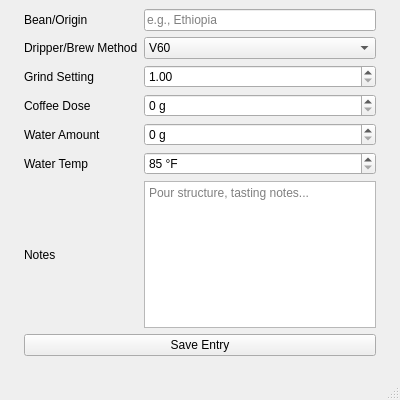
This is gui.ui in nic-robbins/PythonProject as Qt 5 draws it before an edit. The edited form follows.
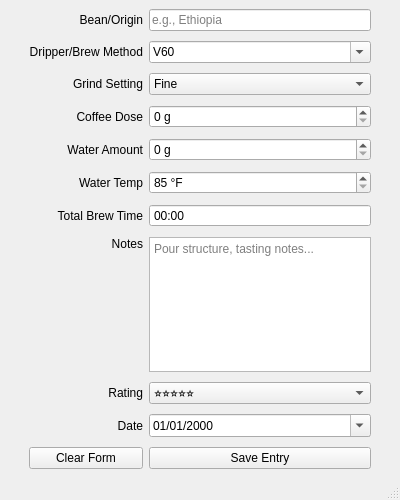
This is the edited form.

```diff
--- a/gui.ui
+++ b/gui.ui
@@ -7,7 +7,7 @@
     <x>0</x>
     <y>0</y>
     <width>400</width>
-    <height>400</height>
+    <height>500</height>
    </rect>
   </property>
   <property name="minimumSize">
@@ -19,36 +19,49 @@
   <property name="maximumSize">
    <size>
     <width>400</width>
-    <height>400</height>
+    <height>500</height>
    </size>
   </property>
   <property name="windowTitle">
    <string>Brew Tracker</string>
   </property>
+  <property name="styleSheet">
+   <string notr="true"/>
+  </property>
+  <property name="tabShape">
+   <enum>QTabWidget::Rounded</enum>
+  </property>
+  <property name="unifiedTitleAndToolBarOnMac">
+   <bool>false</bool>
+  </property>
   <widget class="QWidget" name="centralwidget">
    <layout class="QGridLayout" name="gridLayout_2">
+    <item row="0" column="0">
+     <layout class="QGridLayout" name="gridLayout">
+      <property name="leftMargin">
+       <number>20</number>
+      </property>
+      <property name="rightMargin">
+       <number>20</number>
+      </property>
+      <property name="verticalSpacing">
+       <number>10</number>
+      </property>
     <item row="3" column="0">
-     <spacer name="horizontalSpacer_2">
-      <property name="orientation">
-       <enum>Qt::Horizontal</enum>
-      </property>
-      <property name="sizeHint" stdset="0">
-       <size>
-        <width>40</width>
-        <height>20</height>
-       </size>
-      </property>
-     </spacer>
-    </item>
-    <item row="6" column="1">
-     <widget class="QLabel" name="brewNotesLabel">
+       <widget class="QLabel" name="coffeeDoseLabel">
       <property name="text">
-       <string>Notes</string>
+         <string>Coffee Dose</string>
+        </property>
+        <property name="alignment">
+         <set>Qt::AlignRight|Qt::AlignTrailing|Qt::AlignVCenter</set>
       </property>
      </widget>
     </item>
-    <item row="3" column="2">
+      <item row="3" column="1">
      <widget class="QSpinBox" name="coffeeDoseInput">
+        <property name="buttonSymbols">
+         <enum>QAbstractSpinBox::UpDownArrows</enum>
+        </property>
       <property name="suffix">
        <string> g</string>
       </property>
@@ -57,55 +70,11 @@
       </property>
      </widget>
     </item>
-    <item row="6" column="2">
-     <widget class="QTextEdit" name="brewNotesInput">
-      <property name="maximumSize">
-       <size>
-        <width>500</width>
-        <height>175</height>
-       </size>
-      </property>
-      <property name="placeholderText">
-       <string>Pour structure, tasting notes...</string>
-      </property>
-     </widget>
-    </item>
-    <item row="4" column="2">
-     <widget class="QSpinBox" name="totalWaterInput">
-      <property name="suffix">
-       <string> g</string>
-      </property>
-      <property name="maximum">
-       <number>1000</number>
-      </property>
-     </widget>
-    </item>
-    <item row="5" column="1">
-     <widget class="QLabel" name="waterTempLabel">
-      <property name="text">
-       <string>Water Temp</string>
-      </property>
-     </widget>
-    </item>
-    <item row="0" column="2">
-     <widget class="QLineEdit" name="beanOriginInput">
-      <property name="text">
-       <string/>
-      </property>
-      <property name="placeholderText">
-       <string>e.g., Ethiopia</string>
-      </property>
-     </widget>
-    </item>
     <item row="1" column="1">
-     <widget class="QLabel" name="dripperSelectionLabel">
-      <property name="text">
-       <string>Dripper/Brew Method</string>
-      </property>
-     </widget>
-    </item>
-    <item row="1" column="2">
      <widget class="QComboBox" name="dripperSelectionInput">
+        <property name="editable">
+         <bool>true</bool>
+        </property>
       <item>
        <property name="text">
         <string>V60</string>
@@ -128,8 +97,123 @@
       </item>
      </widget>
     </item>
-    <item row="5" column="2">
+      <item row="0" column="1">
+       <widget class="QLineEdit" name="beanOriginInput">
+        <property name="text">
+         <string/>
+        </property>
+        <property name="placeholderText">
+         <string>e.g., Ethiopia</string>
+        </property>
+       </widget>
+      </item>
+      <item row="2" column="1">
+       <widget class="QComboBox" name="grindSettingInput">
+        <item>
+         <property name="text">
+          <string>Fine</string>
+         </property>
+        </item>
+        <item>
+         <property name="text">
+          <string>Medium-Fine</string>
+         </property>
+        </item>
+        <item>
+         <property name="text">
+          <string>Medium</string>
+         </property>
+        </item>
+        <item>
+         <property name="text">
+          <string>Medium-Coarse</string>
+         </property>
+        </item>
+        <item>
+         <property name="text">
+          <string>Coarse</string>
+         </property>
+        </item>
+       </widget>
+      </item>
+      <item row="4" column="0">
+       <widget class="QLabel" name="totalWaterLabel">
+        <property name="text">
+         <string>Water Amount</string>
+        </property>
+        <property name="alignment">
+         <set>Qt::AlignRight|Qt::AlignTrailing|Qt::AlignVCenter</set>
+        </property>
+       </widget>
+      </item>
+      <item row="2" column="0">
+       <widget class="QLabel" name="grindSettingLabel">
+        <property name="text">
+         <string>Grind Setting</string>
+        </property>
+        <property name="alignment">
+         <set>Qt::AlignRight|Qt::AlignTrailing|Qt::AlignVCenter</set>
+        </property>
+       </widget>
+      </item>
+      <item row="0" column="0">
+       <widget class="QLabel" name="beanOriginLabel">
+        <property name="layoutDirection">
+         <enum>Qt::LeftToRight</enum>
+        </property>
+        <property name="text">
+         <string>Bean/Origin</string>
+        </property>
+        <property name="alignment">
+         <set>Qt::AlignRight|Qt::AlignTrailing|Qt::AlignVCenter</set>
+        </property>
+       </widget>
+      </item>
+      <item row="1" column="0">
+       <widget class="QLabel" name="dripperSelectionLabel">
+        <property name="text">
+         <string>Dripper/Brew Method</string>
+        </property>
+        <property name="alignment">
+         <set>Qt::AlignRight|Qt::AlignTrailing|Qt::AlignVCenter</set>
+        </property>
+       </widget>
+      </item>
+      <item row="9" column="0">
+       <widget class="QLabel" name="dateLabel">
+        <property name="text">
+         <string>Date</string>
+        </property>
+        <property name="alignment">
+         <set>Qt::AlignRight|Qt::AlignTrailing|Qt::AlignVCenter</set>
+        </property>
+       </widget>
+      </item>
+      <item row="9" column="1">
+       <widget class="QDateTimeEdit" name="dateTimeEdit">
+        <property name="buttonSymbols">
+         <enum>QAbstractSpinBox::UpDownArrows</enum>
+        </property>
+        <property name="displayFormat">
+         <string>MM/dd/yyyy</string>
+        </property>
+        <property name="calendarPopup">
+         <bool>true</bool>
+        </property>
+       </widget>
+      </item>
+      <item row="10" column="0">
+       <widget class="QPushButton" name="clearButton">
+        <property name="text">
+         <string>Clear Form</string>
+        </property>
+       </widget>
+      </item>
+      <item row="5" column="1">
      <widget class="QSpinBox" name="waterTempInput">
+        <property name="buttonSymbols">
+         <enum>QAbstractSpinBox::UpDownArrows</enum>
+        </property>
       <property name="suffix">
        <string extracomment="&quot; °F&quot;"> °F</string>
       </property>
@@ -144,79 +228,138 @@
       </property>
      </widget>
     </item>
-    <item row="0" column="1">
-     <widget class="QLabel" name="beanOriginLabel">
+      <item row="5" column="0">
+       <widget class="QLabel" name="waterTempLabel">
       <property name="text">
-       <string>Bean/Origin</string>
-      </property>
-     </widget>
-    </item>
-    <item row="2" column="2">
-     <widget class="QDoubleSpinBox" name="grindSettingInput">
-      <property name="minimum">
-       <double>1.000000000000000</double>
-      </property>
-      <property name="maximum">
-       <double>50.000000000000000</double>
-      </property>
-      <property name="singleStep">
-       <double>0.100000000000000</double>
-      </property>
-     </widget>
-    </item>
-    <item row="2" column="1">
-     <widget class="QLabel" name="grindSettingLabel">
+         <string>Water Temp</string>
+        </property>
+        <property name="alignment">
+         <set>Qt::AlignRight|Qt::AlignTrailing|Qt::AlignVCenter</set>
+        </property>
+       </widget>
+      </item>
+      <item row="6" column="0">
+       <widget class="QLabel" name="brewTimeLabel">
+        <property name="text">
+         <string>Total Brew Time</string>
+        </property>
+        <property name="alignment">
+         <set>Qt::AlignRight|Qt::AlignTrailing|Qt::AlignVCenter</set>
+        </property>
+       </widget>
+      </item>
+      <item row="6" column="1">
+       <widget class="QTimeEdit" name="brewTimeInput">
+        <property name="wrapping">
+         <bool>false</bool>
+        </property>
+        <property name="buttonSymbols">
+         <enum>QAbstractSpinBox::NoButtons</enum>
+        </property>
+        <property name="showGroupSeparator" stdset="0">
+         <bool>false</bool>
+        </property>
+        <property name="maximumTime">
+         <time>
+          <hour>21</hour>
+          <minute>59</minute>
+          <second>59</second>
+         </time>
+        </property>
+        <property name="displayFormat">
+         <string>mm:ss</string>
+        </property>
+        <property name="calendarPopup">
+         <bool>false</bool>
+        </property>
+       </widget>
+      </item>
+      <item row="7" column="1">
+       <widget class="QTextEdit" name="brewNotesInput">
+        <property name="maximumSize">
+         <size>
+          <width>500</width>
+          <height>175</height>
+         </size>
+        </property>
+        <property name="cursor" stdset="0">
+         <cursorShape>IBeamCursor</cursorShape>
+        </property>
+        <property name="placeholderText">
+         <string>Pour structure, tasting notes...</string>
+        </property>
+       </widget>
+      </item>
+      <item row="8" column="0">
+       <widget class="QLabel" name="ratingLabel">
       <property name="text">
-       <string>Grind Setting</string>
-      </property>
+         <string>Rating</string>
+        </property>
+        <property name="alignment">
+         <set>Qt::AlignRight|Qt::AlignTrailing|Qt::AlignVCenter</set>
+        </property>
+       </widget>
+      </item>
+      <item row="8" column="1">
+       <widget class="QComboBox" name="rateInput">
+        <item>
+         <property name="text">
+          <string>⭐⭐⭐⭐⭐</string>
+         </property>
+        </item>
+        <item>
+         <property name="text">
+          <string>⭐⭐⭐⭐</string>
+         </property>
+        </item>
+        <item>
+         <property name="text">
+          <string>⭐⭐⭐</string>
+         </property>
+        </item>
+        <item>
+         <property name="text">
+          <string>⭐⭐</string>
+         </property>
+        </item>
+        <item>
+         <property name="text">
+          <string>⭐</string>
+         </property>
+        </item>
      </widget>
     </item>
     <item row="4" column="1">
-     <widget class="QLabel" name="totalWaterLabel">
-      <property name="text">
-       <string>Water Amount</string>
-      </property>
-     </widget>
-    </item>
-    <item row="3" column="1">
-     <widget class="QLabel" name="coffeeDoseLabel">
+       <widget class="QSpinBox" name="totalWaterInput">
+        <property name="buttonSymbols">
+         <enum>QAbstractSpinBox::UpDownArrows</enum>
+        </property>
+        <property name="suffix">
+         <string> g</string>
+        </property>
+        <property name="maximum">
+         <number>1000</number>
+        </property>
+       </widget>
+      </item>
+      <item row="7" column="0">
+       <widget class="QLabel" name="brewNotesLabel">
       <property name="text">
-       <string>Coffee Dose</string>
-      </property>
-     </widget>
-    </item>
-    <item row="7" column="1" colspan="2">
+         <string>Notes</string>
+        </property>
+        <property name="alignment">
+         <set>Qt::AlignRight|Qt::AlignTop|Qt::AlignTrailing</set>
+        </property>
+       </widget>
+      </item>
+      <item row="10" column="1">
      <widget class="QPushButton" name="saveButton">
       <property name="text">
        <string>Save Entry</string>
       </property>
      </widget>
     </item>
-    <item row="3" column="3">
-     <spacer name="horizontalSpacer">
-      <property name="orientation">
-       <enum>Qt::Horizontal</enum>
-      </property>
-      <property name="sizeHint" stdset="0">
-       <size>
-        <width>40</width>
-        <height>20</height>
-       </size>
-      </property>
-     </spacer>
-    </item>
-    <item row="8" column="1">
-     <spacer name="verticalSpacer">
-      <property name="orientation">
-       <enum>Qt::Vertical</enum>
-      </property>
-      <property name="sizeHint" stdset="0">
-       <size>
-        <width>20</width>
-        <height>40</height>
-       </size>
-      </property>
-     </spacer>
+     </layout>
     </item>
    </layout>
   </widget>
```
Left out of the diff: 17 changed lines with no effect on the pictures. Lines whose indentation alone changed are shown as unchanged.
